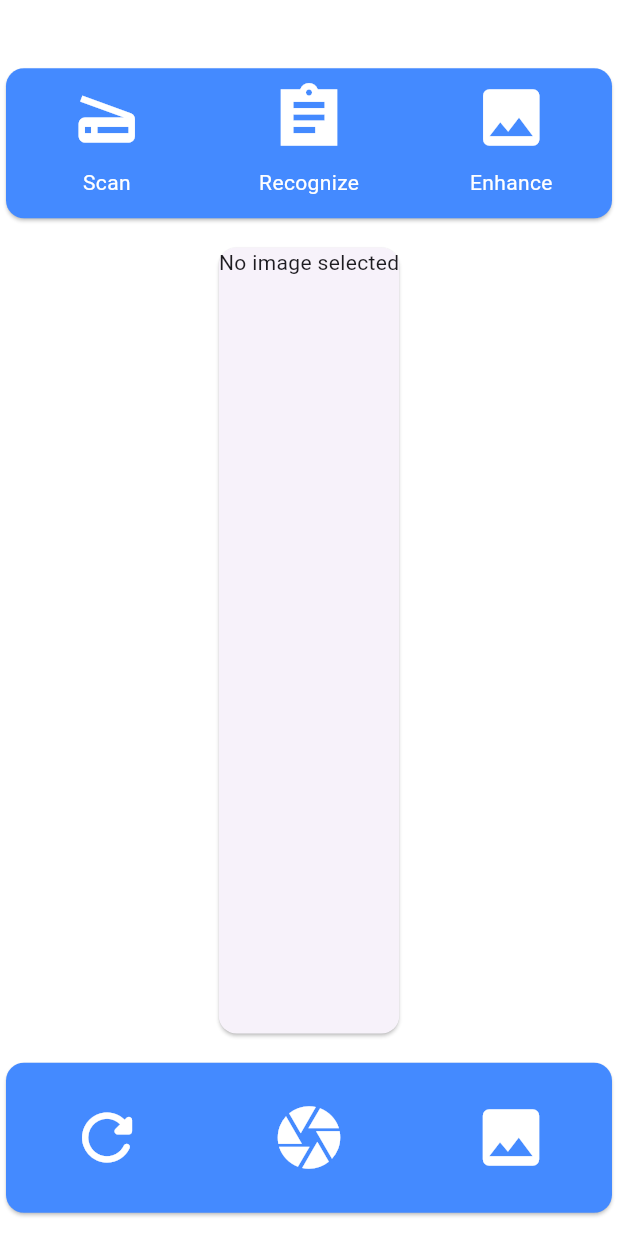
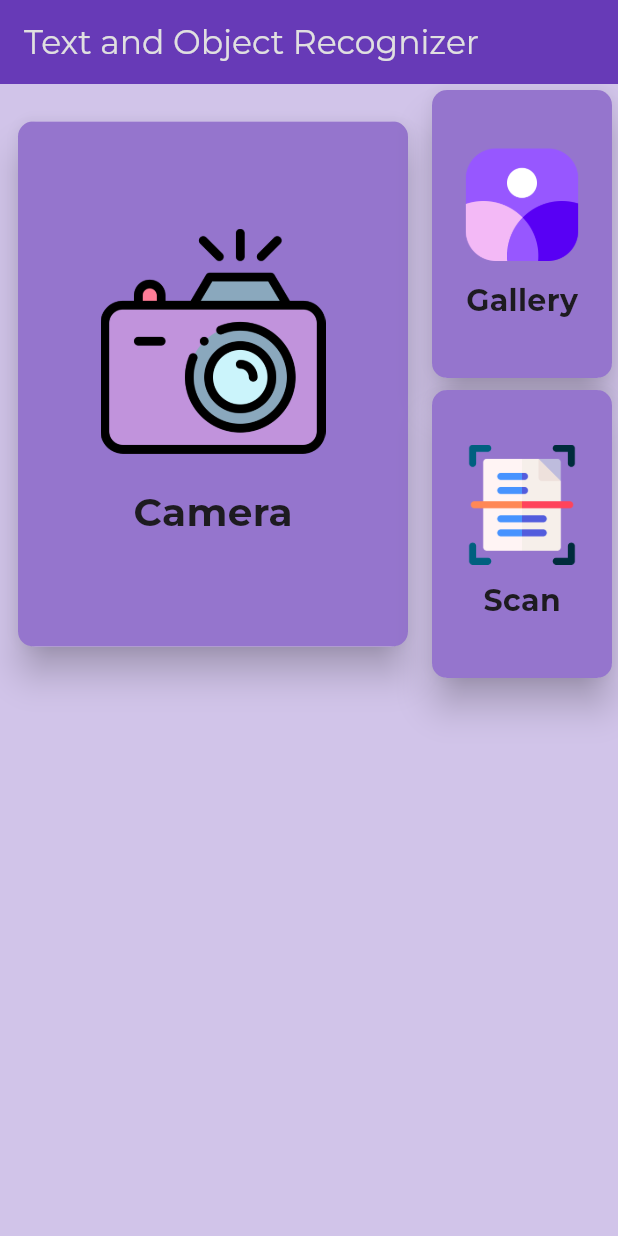
Before and after one commit to variskadri92/text-object-scanner-recognition, a Flutter app: the screen it shows after launch, after a tap on "Skip", after a tap on "Done", on a phone screen of 412 x 824 dp. Run offline on Flutter 3.47's test engine with Material 3 defaults, Android fonts, the phone set to English and light mode, and no system bars; our stand-ins replace google_fonts, image_picker, lottie, smooth_page_indicator.

Commit message:
main homescreen

```diff
--- a/lib/main.dart
+++ b/lib/main.dart
@@ -1,4 +1,5 @@
 import 'package:flutter/material.dart';
+import 'package:google_fonts/google_fonts.dart';
 import 'package:text_and_object_scanner/screens/Homescreen.dart';
 import 'package:text_and_object_scanner/onboarding_screen.dart';
 
@@ -16,6 +17,8 @@ class MyApp extends StatelessWidget {
       debugShowCheckedModeBanner: false,
       title: 'Flutter Demo',
       theme: ThemeData(
+        fontFamily: GoogleFonts.montserrat().fontFamily,
+
         // This is the theme of your application.
         //
         // TRY THIS: Try running your application with "flutter run". You'll see
--- a/lib/onboarding_screen.dart
+++ b/lib/onboarding_screen.dart
@@ -1,6 +1,7 @@
 import 'package:flutter/material.dart';
 import 'package:smooth_page_indicator/smooth_page_indicator.dart';
 import 'package:text_and_object_scanner/screens/Homescreen.dart';
+import 'package:text_and_object_scanner/screens/home_screen.dart';
 import 'package:text_and_object_scanner/screens/intro_screens/intro_page_1.dart';
 import 'package:text_and_object_scanner/screens/intro_screens/intro_page_2.dart';
 import 'package:text_and_object_scanner/screens/intro_screens/intro_page_3.dart';
@@ -47,7 +48,7 @@ class _OnboardingScreenState extends State<OnboardingScreen> {
                         onTap: () {
                           Navigator.push(context,
                               MaterialPageRoute(builder: (context) {
-                            return Homescreen();
+                            return HomeScreendemo();
                           }));
                         },
                         child: Text('Done',style: TextStyle(fontSize: 20,fontWeight: FontWeight.bold,),),
--- /dev/null
+++ b/lib/screens/home_screen.dart
@@ -0,0 +1,114 @@
+import 'package:flutter/material.dart';
+
+class HomeScreendemo extends StatefulWidget {
+  const HomeScreendemo({super.key});
+
+  @override
+  State<HomeScreendemo> createState() => _HomeScreenState();
+}
+
+class _HomeScreenState extends State<HomeScreendemo> {
+  @override
+  Widget build(BuildContext context) {
+    return Scaffold(
+      backgroundColor: Colors.deepPurple[100],
+      appBar: AppBar(
+        automaticallyImplyLeading: false,
+        backgroundColor: Colors.deepPurple[500],
+        title: (Text("Text and Object Recognizer",style: TextStyle(color: Colors.grey[300]),)),
+      ),
+      body: Column(
+        children: [
+          SizedBox(
+            height: 400, // Increase overall height for more spacious layout
+            child: Row(
+              children: [
+                Expanded(
+                  child: Padding(
+                    padding: const EdgeInsets.all(8.0),
+                    child: Card(
+                      elevation: 10,
+                      child: Container(
+                        decoration: BoxDecoration(
+                          color: Colors.deepPurple[300],
+                          borderRadius: BorderRadius.circular(10),
+                        ),
+                        height: 350,
+                        width: 100,
+                        child: Column(
+                          mainAxisAlignment: MainAxisAlignment.center,
+                          children: [
+                            Container(
+                                height: 150,
+                                width: 150,
+                                child: Image.asset('assets/camera.png')),
+                            SizedBox(height: 20,),
+                            Text('Camera', style: TextStyle(fontSize: 26, fontWeight: FontWeight.bold),)
+                          ],
+                        ),
+                      ),
+                    ),
+                  ),
+                ),
+                Column(
+                  children: [
+                    Expanded(
+                      child: Card(
+                        elevation: 10,
+                        child: Container(
+                          height: 150, // Increased height for Gallery card
+                          width: 120, // Increase width for more spacious look
+                          decoration: BoxDecoration(
+                            color: Colors.deepPurple[300],
+                            borderRadius: BorderRadius.circular(10),
+                          ),
+                          child: Column(
+                            mainAxisAlignment: MainAxisAlignment.center,
+                            children: [
+                              Container(
+                                height: 80, // Adjust image height
+                                width: 80, // Adjust image width
+                                child: Image.asset('assets/gallery.png'),
+                              ),
+                              SizedBox(height: 10,), // Add some space between image and text
+                              Text('Gallery', style: TextStyle(fontSize: 20, fontWeight: FontWeight.bold),)
+                            ],
+                          ),
+                        ),
+                      ),
+                    ),
+                    Expanded(
+                      child: Card(
+                        elevation: 10,
+                        child: Container(
+                          height: 150, // Increased height for Scan card
+                          width: 120, // Increase width for more spacious look
+                          decoration: BoxDecoration(
+                            color: Colors.deepPurple[300],
+                            borderRadius: BorderRadius.circular(10),
+                          ),
+                          child: Column(
+                            mainAxisAlignment: MainAxisAlignment.center,
+                            children: [
+                              Container(
+                                height: 80, // Adjust image height
+                                width: 80, // Adjust image width
+                                child: Image.asset('assets/scanner.png'),
+                              ),
+                              SizedBox(height: 10,), // Add some space between image and text
+                              Text('Scan', style: TextStyle(fontSize: 20, fontWeight: FontWeight.bold),)
+                            ],
+                          ),
+                        ),
+                      ),
+                    ),
+                  ],
+                )
+              ],
+            ),
+          )
+        ],
+      ),
+    );
+  }
+}
--- a/lib/screens/intro_screens/intro_page_1.dart
+++ b/lib/screens/intro_screens/intro_page_1.dart
@@ -15,8 +15,7 @@ class IntroPage1 extends StatelessWidget {
         crossAxisAlignment: CrossAxisAlignment.center,
         children: [
           Center(
-            child: Lottie.network(
-                'https://lottie.host/aa7b0d9c-10b7-443e-83ae-f9f9262b0f18/yotnY3r9VW.json'),
+            child: Image.asset('assets/animation1.gif'),
           ),
           Text("Welcome to Image-to-Text App!",style: TextStyle(fontWeight: FontWeight.bold,fontSize: 20),),
           Container(
--- a/lib/screens/intro_screens/intro_page_2.dart
+++ b/lib/screens/intro_screens/intro_page_2.dart
@@ -13,16 +13,19 @@ class IntroPage2 extends StatelessWidget {
         mainAxisAlignment: MainAxisAlignment.center,
         children: [
           Center(
-            child: Lottie.network(
-                'https://lottie.host/64fa2e4f-b6ad-4ef1-b55a-c7cc6255a5f4/nfdH33L0G2.json'),
+            child: Image.asset('assets/animation2.gif'),
           ),
-          Text("Convert Any Image to Text",style: TextStyle(fontWeight: FontWeight.bold,fontSize: 20),),
+          Text("Convert Any Image to Text",
+            style: TextStyle(fontWeight: FontWeight.bold, fontSize: 20),),
           Container(
             child: Column(
               children: [
-                Text("With our app,you can easily scan text",style: TextStyle(fontSize:16,),),
-                Text("from images and convert it to editable",style: TextStyle(fontSize:16),),
-                Text("text.Say goodbye to manual typing!",style: TextStyle(fontSize:16),)
+                Text("With our app,you can easily scan text",
+                  style: TextStyle(fontSize: 16,),),
+                Text("from images and convert it to editable",
+                  style: TextStyle(fontSize: 16),),
+                Text("text.Say goodbye to manual typing!",
+                  style: TextStyle(fontSize: 16),)
               ],
             ),
           )
--- a/lib/screens/intro_screens/intro_page_3.dart
+++ b/lib/screens/intro_screens/intro_page_3.dart
@@ -13,8 +13,7 @@ class IntroPage3 extends StatelessWidget {
         mainAxisAlignment: MainAxisAlignment.center,
         children: [
           Center(
-            child: Lottie.network(
-                'https://lottie.host/1aca7970-dd1c-4aa9-a41b-7d11fc6a68a4/GvR2ILNfeR.json'),
+            child: Image.asset('assets/animation3.gif')
           ),
           Text("Copy,translate and share",style: TextStyle(fontWeight: FontWeight.bold,fontSize: 20),),
           Container(
--- a/pubspec.yaml
+++ b/pubspec.yaml
@@ -37,6 +37,7 @@ dependencies:
   http: ^1.2.2
   smooth_page_indicator: ^1.0.0
   lottie: ^1.2.1
+  google_fonts: ^6.2.1
 
 
 dev_dependencies:
@@ -62,9 +63,8 @@ flutter:
   uses-material-design: true
 
   # To add assets to your application, add an assets section, like this:
-  # assets:
-  #   - images/a_dot_burr.jpeg
-  #   - images/a_dot_ham.jpeg
+  assets:
+    - assets/
 
   # An image asset can refer to one or more resolution-specific "variants", see
   # https://flutter.dev/assets-and-images/#resolution-aware
```
Also changed, not shown: assets/animation1.gif (added), assets/animation2.gif (added), assets/animation3.gif (added), assets/camera.png (added), assets/gallery.png (added), assets/scanner.png (added), pubspec.lock.
